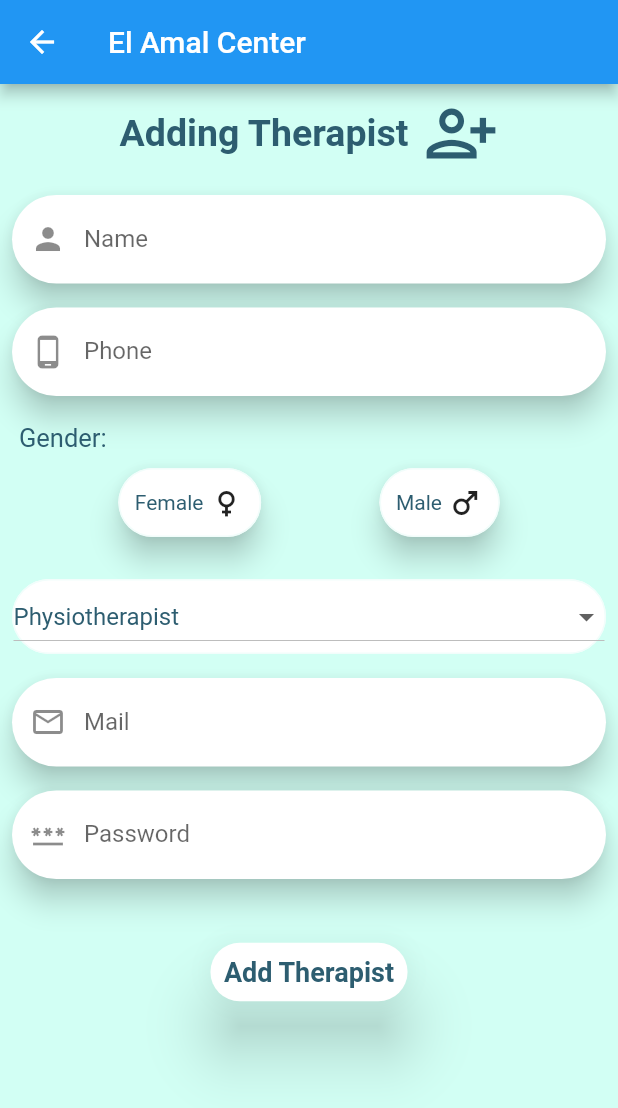
After one commit to NourallahAhmed/El-Amal_Center, a Flutter app: the AddingTherapistScreen screen opened directly, on a phone screen of 412 x 824 dp. The commit adds this screen. Shown: the top 1108 px of the screen. Run offline on Flutter 3.47's test engine with Material 2 defaults, Android fonts, the phone set to English and light mode, and no system bars; our stand-ins replace cloud_firestore, firebase_auth, firebase_core, firebase_database, firebase_messaging, flutter_local_notifications and 5 more; missing offline and left inert: dart:ffi; accounts and stored records are empty; Roboto replaces fonts that are missing (Montserrat).

Commit message:
Adding therapist

```diff
--- a/lib/Model/Client.dart
+++ b/lib/Model/Client.dart
@@ -3,6 +3,7 @@ import 'dart:convert';
 
 import 'package:flutter/material.dart';
 import 'package:firebase_database/firebase_database.dart';
+import 'package:untitled/utils/HelperFunctions.dart';
 
 class Patient {
   int id;
@@ -44,7 +45,7 @@ Map<String, dynamic> toJson() {
     "caseName": caseName,
     "storedBy": storedBy,
     "storedAt": storedAt.millisecondsSinceEpoch,
-    "sessions": convertList(sessions),
+    "sessions": HelperFunctions.convertList(sessions),
     "startDate": startDate.millisecondsSinceEpoch,
     "price": price,
     "Durration": Durration ,
@@ -53,33 +54,6 @@ Map<String, dynamic> toJson() {
   };
 }
 
-//todo  convert list of sessions to map to firebase
-Map<String, List<int>> convertList(Map<String, List<DateTime>> upcommingMap) {
-
-  print("form Model convertSessionList => coming list  ${upcommingMap}");
-    Map<String, List<int>>  map = {};
-
-    List<int> datetimeToInt = [];
-    var key = "";
-
-    print(upcommingMap.length);
-    //loop over list of entry
-    for ( var i = 0 ; i <= upcommingMap.length -1  ; i ++) {
-      var key = upcommingMap.keys.elementAt(i);
-
-      var listOfTime = upcommingMap[key];
-
-      //loop over list of datetime
-      for (var j = 0 ; j <= listOfTime!.length -1 ; j++){
-        datetimeToInt.add(listOfTime[j].millisecondsSinceEpoch);
-      }
-      // print("befor add to map the list = ${datetimeToInt} , key = ${key}");
-      map.addAll({ key : datetimeToInt});
-    }
-
-  print("form Model convertSessionList ${map}");
-  return map;
-  }
 
 
 
--- a/lib/Model/TherapistData.dart
+++ b/lib/Model/TherapistData.dart
@@ -1,4 +1,100 @@
+import '../utils/HelperFunctions.dart';
+
 class TherapistData {
 
 
+  String specialization;
+  String name;
+  String mail;
+  String password;
+  DateTime startDate;
+  DateTime storedAt;
+  String storedBy;
+  Map<String,List<DateTime>> sessions; //string name of patient
+  int price;
+  int phone;
+  String gender;
+
+
+  TherapistData(
+      {required this.specialization,
+        required this.name,
+        required this.storedAt,
+        required this.storedBy,
+        required this.startDate,
+        required this.mail,
+        required this.password,
+        this.gender = "male",
+        required this.sessions,
+        this.price = 0,
+        required this.phone,
+        });
+
+
+  //TO FireBase
+  Map<String, dynamic> toJson() {
+    return {
+      "specialization": specialization,
+      "name": name,
+      "storedBy": storedBy,
+      "storedAt": storedAt.millisecondsSinceEpoch,
+      "sessions": HelperFunctions.convertList(sessions),
+      "startDate": startDate.millisecondsSinceEpoch,
+      "price": price,
+      "phone": phone ,
+      "Gender" : gender,
+      "mail" : mail,
+      "password" : password,
+    };
+  }
+
+
+  ///from snapshot
+  factory TherapistData.fromMap(Map<dynamic, dynamic> map) {
+
+    //todo: from firebase
+
+    final sessionsMap = map["sessions"] ;
+
+    // final sessionsMap = new Map<String, dynamic>.from(map['sessions']);
+
+    Map <String,List<DateTime>> sessionMapDT = {};
+
+    print(" TherapistData toMap ${map.runtimeType}");
+    print(" TherapistData toMap ${sessionMapDT.runtimeType}");
+
+    List<DateTime> intToDateTime = [];
+
+    var key = "";
+
+
+    //loop over list of entry
+    for ( var i = 0 ; i <= sessionsMap.length -1  ; i ++) {
+      var key = sessionsMap.keys.elementAt(i);
+      var listOfInt = sessionsMap[key];
+      //loop over list of datetime
+      for (var j = 0 ; j <= listOfInt!.length -1 ; j++){
+        intToDateTime.add( DateTime.fromMillisecondsSinceEpoch(listOfInt[j]));
+      }
+      sessionMapDT.addAll({ key : intToDateTime});
+
+    }
+
+
+    print("TherapistData toMap ${sessionMapDT["case3"].runtimeType}");
+
+    return TherapistData(
+       mail:  map["mail"],
+       password:  map["password"],
+        specialization: map["specialization"],
+        name: map["name"],
+        gender: map['Gender'],
+        storedAt: DateTime.fromMillisecondsSinceEpoch(map["storedAt"]) ,
+        storedBy:  map["storedBy"],
+        startDate: DateTime.fromMillisecondsSinceEpoch(map["startDate"]),
+        sessions: sessionMapDT as Map<String, List<DateTime>>,
+        price:  map["price"],
+        phone: map["phone"]
+    );
+  }
 }
--- /dev/null
+++ b/lib/UI/AddingTherapist/view/AddingTherapistScreen.dart
@@ -0,0 +1,266 @@
+
+
+
+import 'package:flutter/material.dart';
+import 'package:untitled/Model/TherapistData.dart';
+import 'package:untitled/UI/AddingClient/View/Component/InputFeild.dart';
+
+import '../../../utils/Constants.dart';
+import '../../../utils/Shared.dart';
+import '../../AddingClient/View/Component/TitlePage.dart';
+import '../../HomePage/View/homeScreen.dart';
+import '../viewModel/AddingTherapistVM.dart';
+class AddingTherapistScreen extends StatefulWidget {
+  const AddingTherapistScreen({Key? key}) : super(key: key);
+
+  @override
+  State<AddingTherapistScreen> createState() => _AddingTherapistScreenState();
+}
+
+class _AddingTherapistScreenState extends State<AddingTherapistScreen> {
+
+  final _formKey = GlobalKey<FormState>();
+
+  final _therapistSpecializeController = TextEditingController();
+
+  final _therapistNameController = TextEditingController();
+
+  final _therapistMailController = TextEditingController();
+
+  final _therapistPasswordController = TextEditingController();
+
+  final _therapistPhoneController = TextEditingController();
+
+  Gender _therapistGender = Gender.Male;
+  Specializations _therapistSpecialize = Specializations.Physiotherapist ;
+
+  var sessions = {
+    "session1":[DateTime.now()]
+  };
+
+
+  var _addingVM = AddingTherapistVM();
+  var isCheckedMale =  false;
+  var isCheckedFemale =  false;
+  Widget _GenderButtons(Gender gender , bool isChecked ){
+    print("comming isChecked = ${isChecked}");
+    return
+      Material(
+        elevation: 8,
+        shadowColor: Colors.black87,
+        color: Colors.transparent,
+        borderRadius: BorderRadius.circular(30),
+        child: Container(
+            padding: EdgeInsets.all(10),
+            decoration: BoxDecoration(
+
+                color:  isChecked?  Colors.greenAccent :Colors.white,
+                borderRadius: BorderRadius.circular(30),
+                border:  Border.all(color: RBackgroundColor)
+            ),
+            child:
+            GestureDetector(
+              child:  Row(
+                children: [
+                  Text("${gender.name} " ),
+                  gender.name == 'Female' ?  Icon(Icons.female) :    Icon(Icons.male),
+                ],
+              ),
+              onTap: (){
+
+                setState((){
+                  if (gender.name == "Female"){
+                    isCheckedMale =  isCheckedFemale;
+                    isCheckedFemale = !isCheckedFemale;
+                  }
+                  else{
+                    isCheckedFemale = isCheckedMale;
+                    isCheckedMale = !isCheckedMale;
+                  }
+                  print(isCheckedFemale);
+                   isCheckedFemale ? _therapistGender = Gender.Female : _therapistGender = Gender.Male ;
+                   isCheckedMale ? _therapistGender = Gender.Male : _therapistGender = Gender.Female ;
+                  print(_therapistGender);
+                });
+
+              },
+            )
+
+        ),
+      );
+  }
+
+  Widget specializationList(){
+
+    return
+      Padding(
+          padding: const EdgeInsets.all(8.0),
+          child: Container(
+            decoration:  BoxDecoration(
+
+                color: Colors.white,
+                borderRadius: BorderRadius.circular(30),
+                border:  Border.all(color: RBackgroundColor)
+            ),
+            child: DropdownButton<Specializations>(
+                isExpanded:true,
+                borderRadius: BorderRadius.circular(30),
+                value: _therapistSpecialize,
+                items:
+                Specializations.values.map((Specializations classType) {
+                  return DropdownMenuItem<Specializations>(
+                      value: classType,
+                      child: Text(classType.name.toString()));
+                }).toList(),
+
+                onChanged: (value)  {
+
+                  var values = Specializations.values;
+                  setState((){
+                    values.contains(value) ?  this._therapistSpecialize = value!  : print("not in values ") ;
+                    print(_therapistSpecialize);
+                    print(_therapistSpecialize.runtimeType);
+                  });
+                }
+            ),
+          )
+        // ),
+      );
+  }
+
+
+  @override
+  Widget build(BuildContext context) {
+    return
+
+      Scaffold(
+          appBar:  AppBar(
+            title:  Text("El Amal Center"),
+          ),
+          body:
+
+      SingleChildScrollView(
+
+
+        child: Form(
+        key: _formKey,
+        child:  Column(
+          crossAxisAlignment: CrossAxisAlignment.start,
+          children: [
+            //todo title
+
+            TitlePage(title: "Adding Therapist" , icon : Icons.person_add_alt),
+
+
+            //todo NAME
+            InputFeild(hint: "Nour",
+                iconData: Icons.person,
+                txtController: _therapistNameController,
+                keyType: TextInputType.name,
+                label: "Name"),
+
+            //todo Phone
+            InputFeild(hint: "012222222222",
+                iconData: Icons.phone_android,
+                txtController: _therapistPhoneController,
+                keyType: TextInputType.phone,
+                label: "Phone"),
+            SizedBox(width: 30, height: 10,),
+
+            //todo gender
+            const  Text("\t \tGender: \t" ,style: TextStyle(color: kPrimaryColor , fontSize: 17),),
+
+            SizedBox(width: 30, height: 10,),
+
+            Row(
+              mainAxisAlignment: MainAxisAlignment.spaceEvenly,
+              children: <Widget>[
+
+                _GenderButtons(_therapistGender = Gender.Female , isCheckedFemale),
+                _GenderButtons(_therapistGender = Gender.Male , isCheckedMale),
+              ],
+            ),
+
+            //todo Speciclaization -- > DropDownList
+            SizedBox(
+              height: 20,
+            ),
+            specializationList() ,
+
+
+            //Email
+            InputFeild(hint: "Nour@ElAmalCenter.com",
+                iconData: Icons.mail_outline,
+                txtController: _therapistMailController,
+                keyType: TextInputType.emailAddress,
+                label: "Mail"),
+
+
+            //password
+            InputFeild(hint: "123dsl",
+                iconData: Icons.password,
+                txtController: _therapistPasswordController,
+                keyType: TextInputType.visiblePassword,
+                label: "Password"),
+            SizedBox(
+              height: 30,
+            ),
+            Center(
+              child: ElevatedButton(
+
+                style: ElevatedButton.styleFrom(
+                  padding: const EdgeInsets.symmetric(vertical: 9),
+                  shape: const StadiumBorder(),
+                  primary: Colors.white,
+                  elevation: 18,
+                  shadowColor: Colors.black87,
+                  // maximumSize: Size.fromWidth(500)
+                ),
+                child: const Text(
+                  "\t Add Therapist \t",
+                  style:  TextStyle(
+                    color: kPrimaryColor,
+                    fontSize: 18,
+                    fontWeight: FontWeight.bold,
+                  ),
+                ),
+                onPressed: (){
+
+                  // check all in puts
+                  if (_formKey.currentState!.validate()) {
+                    print("condition");
+
+
+                      var therapist =
+                      TherapistData(
+                          name: _therapistNameController.text,
+
+                          specialization: _therapistSpecialize.name.toString(),
+                          startDate: DateTime.now(),
+                          storedAt: DateTime.now(),
+                          storedBy: SharedPref.email,
+                          sessions: sessions,
+                          phone: int.parse(_therapistPhoneController.text),
+                          gender: _therapistGender.name ?? "male",
+
+                          password: _therapistPasswordController.text,
+                          mail:  _therapistMailController.text,
+                      );
+
+                      _addingVM.addTherapist(therapist);
+                      // Navigator.pushReplacement(context, MaterialPageRoute(
+                      //     builder: (context) => HomePageScreen()));
+
+                  }
+                },
+              ),
+            ),
+
+          ],
+        ),
+        )
+    )
+
+    );
+  }
+}
--- /dev/null
+++ b/lib/UI/AddingTherapist/viewModel/AddingTherapistVM.dart
@@ -0,0 +1,42 @@
+import 'package:cloud_firestore/cloud_firestore.dart';
+import 'package:firebase_auth/firebase_auth.dart';
+import 'package:untitled/Model/TherapistData.dart';
+
+class AddingTherapistVM{
+  final FirebaseAuth _auth = FirebaseAuth.instance;
+  var errorMsg = "";
+  var listOfEmails = [];
+
+
+  Future<void> getAllMails() async{
+
+  }
+
+
+  Future<void> addTherapist(TherapistData therapist) async {
+
+    //todo -> store in firebaseDatabase
+    print(therapist.sessions);
+
+
+     await FirebaseFirestore.instance.collection("Therapists").doc(therapist.mail).set(
+        therapist.toJson()
+    ).onError((error, stackTrace) => print("Error in fireStore ${error} , stackTrace ${stackTrace}"))
+    .then((value)  async {
+       //todo -> auth
+
+       UserCredential userCredential = await _auth
+           .createUserWithEmailAndPassword
+         (email: therapist.mail, password: therapist.password)
+           .catchError((error) {
+         errorMsg = error.toString();
+         print("error in creating the Auth ${errorMsg}");
+       });
+     }
+     );
+
+
+
+  }
+
+}
--- a/lib/UI/HomePage/View/homeScreen.dart
+++ b/lib/UI/HomePage/View/homeScreen.dart
@@ -8,6 +8,7 @@ import 'package:untitled/UI/LoginPage/ViewModel/LoginViewModel.dart';
 import '../../../Services/MyProvider.dart';
 import '../../../utils/HelperFunctions.dart';
 import '../../AddingClient/View/AddingClient.dart';
+import '../../AddingTherapist/view/AddingTherapistScreen.dart';
 import '../../LoginPage/LoginView/Component/CenterWidgets/centerWidegt.dart';
 
 class HomePageScreen extends StatefulWidget {
@@ -42,18 +43,18 @@ class _HomePageScreenState extends State<HomePageScreen> {
               child: Image.asset('assets/images/facebook.png'),
             ),
             ListTile(
-              title: const Text('Patients'),
+              title: const Text(' Add therapist'),
               leading: const Icon(
-                Icons.schedule,
+                Icons.person_add_alt,
                 color: Colors.blueAccent,
               ),
               onTap: () {
                 Navigator.pop(context);
 
-                // Navigator.push(
-                //     context,
-                //     MaterialPageRoute(
-                //         builder: (context) => MyHomePage(title: "Events")));
+                Navigator.push(
+                    context,
+                    MaterialPageRoute(
+                        builder: (context) => AddingTherapistScreen()));
               },
             ),
             ListTile(
--- a/lib/utils/Constants.dart
+++ b/lib/utils/Constants.dart
@@ -11,3 +11,9 @@ enum Gender {
   Male,
   Female,
 }
+
+
+enum Specializations {
+  Speech_Therapist,
+  Physiotherapist,
+}
--- a/lib/utils/HelperFunctions.dart
+++ b/lib/utils/HelperFunctions.dart
@@ -54,4 +54,34 @@ class HelperFunctions {
       ),
     );
   }
+
+
+
+//todo  convert list of sessions to map to firebase
+  static Map<String, List<int>> convertList(Map<String, List<DateTime>> upcommingMap) {
+
+    print("form Model convertSessionList => coming list  ${upcommingMap}");
+    Map<String, List<int>>  map = {};
+
+    List<int> datetimeToInt = [];
+    var key = "";
+
+    print(upcommingMap.length);
+    //loop over list of entry
+    for ( var i = 0 ; i <= upcommingMap.length -1  ; i ++) {
+      var key = upcommingMap.keys.elementAt(i);
+
+      var listOfTime = upcommingMap[key];
+
+      //loop over list of datetime
+      for (var j = 0 ; j <= listOfTime!.length -1 ; j++){
+        datetimeToInt.add(listOfTime[j].millisecondsSinceEpoch);
+      }
+      // print("befor add to map the list = ${datetimeToInt} , key = ${key}");
+      map.addAll({ key : datetimeToInt});
+    }
+
+    print("form Model convertSessionList ${map}");
+    return map;
+  }
 }
```
